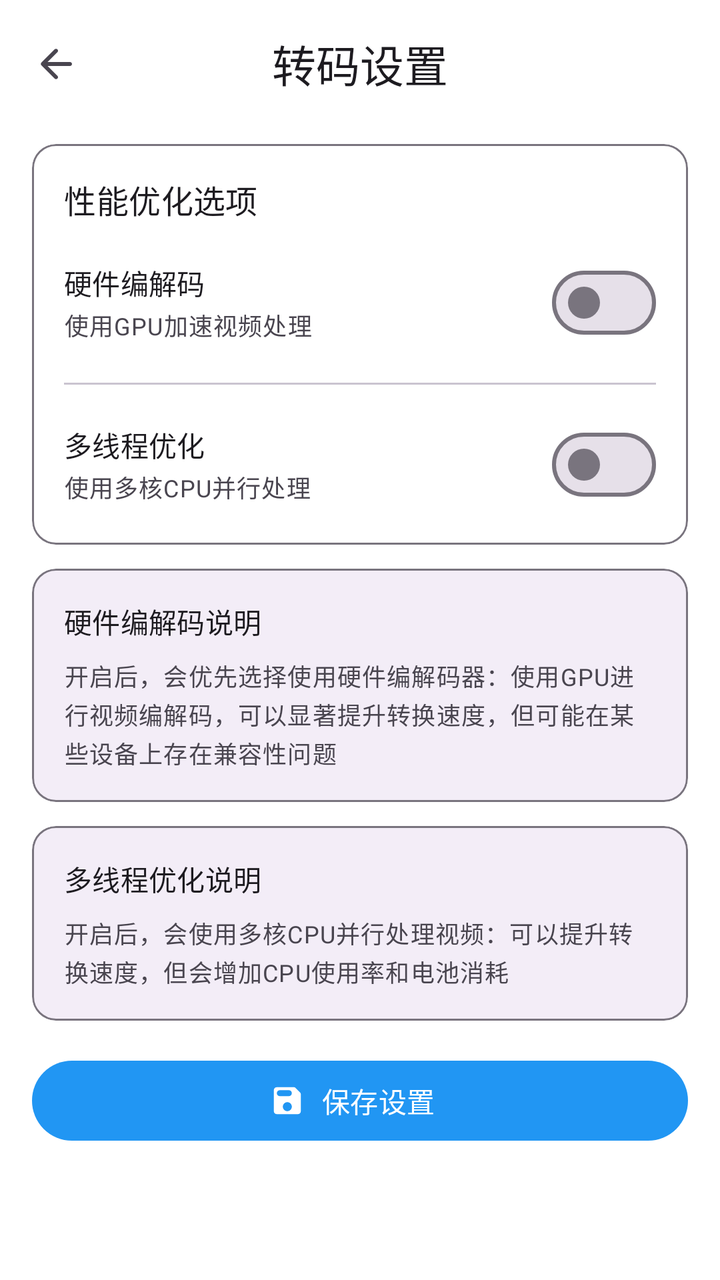
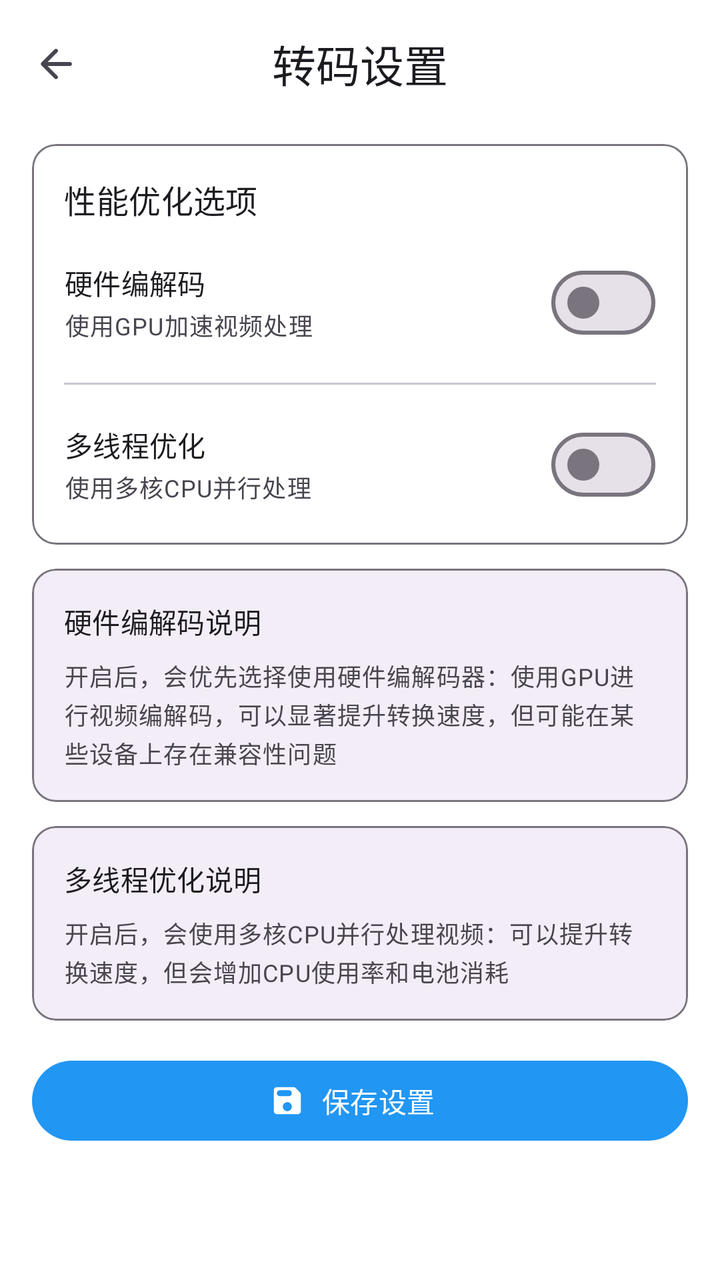

Two renders of the same Android screen: before a commit and after it. Below are the layout's source before the change and the commit's diff.
<!-- AndroidManifest.xml: application theme AppTheme -->
<!-- res/layout/activity_settings.xml -->
<?xml version="1.0" encoding="utf-8"?>
<androidx.coordinatorlayout.widget.CoordinatorLayout
    xmlns:android="http://schemas.android.com/apk/res/android"
    xmlns:app="http://schemas.android.com/apk/res-auto"
    android:layout_width="match_parent"
    android:layout_height="match_parent"
    android:background="?attr/colorSurfaceContainerLowest">

    <com.google.android.material.appbar.AppBarLayout
        android:layout_width="match_parent"
        android:layout_height="wrap_content"
        android:background="@android:color/transparent"
        android:elevation="0dp"
        app:elevation="0dp">

        <com.google.android.material.appbar.MaterialToolbar
            android:id="@+id/title_container"
            android:layout_width="match_parent"
            android:layout_height="wrap_content"
            android:background="@android:color/transparent"
            app:navigationIcon="@drawable/round_arrow_back"
            app:navigationIconTint="?attr/colorOnSurfaceVariant"
            app:navigationContentDescription="@string/tooltip_back"
            app:title="@string/transcode_settings_title"
            app:titleCentered="true"
            style="@style/Widget.Material3.Toolbar.Surface" />

    </com.google.android.material.appbar.AppBarLayout>

    <androidx.core.widget.NestedScrollView
        android:layout_width="match_parent"
        android:layout_height="match_parent"
        android:scrollbarStyle="outsideOverlay"
        android:fadeScrollbars="true"
        app:layout_behavior="@string/appbar_scrolling_view_behavior"
        android:id="@+id/activity_settings_scroll">

        <LinearLayout
            android:id="@+id/scroll_content"
            android:layout_width="match_parent"
            android:layout_height="wrap_content"
            android:paddingTop="8dp"
            android:paddingStart="16dp"
            android:paddingEnd="16dp"
            android:paddingBottom="16dp"
            android:orientation="vertical">

            <com.google.android.material.card.MaterialCardView
                android:id="@+id/performance_card"
                android:layout_width="match_parent"
                android:layout_height="wrap_content"
                android:layout_marginBottom="12dp"
                style="@style/Widget.Material3.CardView.Outlined"
                app:cardBackgroundColor="@android:color/transparent"
                app:cardCornerRadius="12dp"
                app:cardElevation="0dp"
                app:strokeColor="?attr/colorOutline"
                app:strokeWidth="1dp">

                <LinearLayout
                    android:layout_width="match_parent"
                    android:layout_height="wrap_content"
                    android:padding="16dp"
                    android:orientation="vertical">

                    <TextView
                        android:layout_width="match_parent"
                        android:layout_height="wrap_content"
                        android:layout_marginBottom="16dp"
                        android:textSize="16sp"
                        android:textAppearance="?attr/textAppearanceTitleMedium"
                        android:textColor="?attr/colorOnSurface"
                        android:text="@string/performance_options" />

                    <LinearLayout
                        android:layout_width="match_parent"
                        android:layout_height="wrap_content"
                        android:layout_marginBottom="16dp"
                        android:gravity="center_vertical"
                        android:orientation="horizontal">

                        <LinearLayout
                            android:layout_width="0dp"
                            android:layout_height="wrap_content"
                            android:orientation="vertical"
                            android:layout_weight="1">

                            <TextView
                                android:layout_width="match_parent"
                                android:layout_height="wrap_content"
                                android:textSize="14sp"
                                android:textAppearance="?attr/textAppearanceTitleSmall"
                                android:textColor="?attr/colorOnSurface"
                                android:text="@string/hardware_decode" />

                            <TextView
                                android:layout_width="match_parent"
                                android:layout_height="wrap_content"
                                android:textSize="12sp"
                                android:textAppearance="?attr/textAppearanceBodySmall"
                                android:textColor="?attr/colorOnSurfaceVariant"
                                android:layout_marginTop="2dp"
                                android:text="@string/hardware_decode_desc" />

                        </LinearLayout>

                        <com.google.android.material.materialswitch.MaterialSwitch
                            android:id="@+id/hardware_acceleration_switch"
                            android:layout_width="wrap_content"
                            android:layout_height="wrap_content" />

                    </LinearLayout>

                    <com.google.android.material.divider.MaterialDivider
                        android:layout_width="match_parent"
                        android:layout_height="wrap_content"
                        app:dividerColor="?attr/colorOutlineVariant"
                        app:dividerThickness="1dp"
                        android:layout_marginBottom="16dp" />

                    <LinearLayout
                        android:layout_width="match_parent"
                        android:layout_height="wrap_content"
                        android:gravity="center_vertical"
                        android:orientation="horizontal">

                        <LinearLayout
                            android:layout_width="0dp"
                            android:layout_height="wrap_content"
                            android:orientation="vertical"
                            android:layout_weight="1">

                            <TextView
                                android:layout_width="match_parent"
                                android:layout_height="wrap_content"
                                android:textSize="14sp"
                                android:textAppearance="?attr/textAppearanceTitleSmall"
                                android:textColor="?attr/colorOnSurface"
                                android:text="@string/multithreading_opt" />

                            <TextView
                                android:layout_width="match_parent"
                                android:layout_height="wrap_content"
                                android:textSize="12sp"
                                android:textAppearance="?attr/textAppearanceBodySmall"
                                android:textColor="?attr/colorOnSurfaceVariant"
                                android:layout_marginTop="2dp"
                                android:text="@string/multithreading_desc" />

                        </LinearLayout>

                        <com.google.android.material.materialswitch.MaterialSwitch
                            android:id="@+id/multithreading_switch"
                            android:layout_width="wrap_content"
                            android:layout_height="wrap_content" />

                    </LinearLayout>

                </LinearLayout>

            </com.google.android.material.card.MaterialCardView>

            <com.google.android.material.card.MaterialCardView
                android:id="@+id/explanation_card_1"
                android:layout_width="match_parent"
                android:layout_height="wrap_content"
                android:layout_marginBottom="12dp"
                style="@style/Widget.Material3.CardView.Outlined"
                app:cardBackgroundColor="?attr/colorSurfaceContainer"
                app:cardCornerRadius="12dp"
                app:cardElevation="0dp"
                app:strokeColor="?attr/colorOutline"
                app:strokeWidth="1dp">

                <LinearLayout
                    android:layout_width="match_parent"
                    android:layout_height="wrap_content"
                    android:padding="16dp"
                    android:orientation="vertical">

                    <TextView
                        android:layout_width="match_parent"
                        android:layout_height="wrap_content"
                        android:layout_marginBottom="8dp"
                        android:textSize="14sp"
                        android:textAppearance="?attr/textAppearanceTitleSmall"
                        android:textColor="?attr/colorOnSurface"
                        android:text="@string/hardware_decode_explain_title" />

                    <TextView
                        android:layout_width="match_parent"
                        android:layout_height="wrap_content"
                        android:textSize="12sp"
                        android:textAppearance="?attr/textAppearanceBodySmall"
                        android:textColor="?attr/colorOnSurfaceVariant"
                        android:lineSpacingExtra="2dp"
                        android:text="@string/hardware_decode_explain_content" />

                </LinearLayout>

            </com.google.android.material.card.MaterialCardView>

            <com.google.android.material.card.MaterialCardView
                android:id="@+id/explanation_card_2"
                android:layout_width="match_parent"
                android:layout_height="wrap_content"
                android:layout_marginBottom="16dp"
                style="@style/Widget.Material3.CardView.Outlined"
                app:cardBackgroundColor="?attr/colorSurfaceContainer"
                app:cardCornerRadius="12dp"
                app:cardElevation="0dp"
                app:strokeColor="?attr/colorOutline"
                app:strokeWidth="1dp">

                <LinearLayout
                    android:layout_width="match_parent"
                    android:layout_height="wrap_content"
                    android:padding="16dp"
                    android:orientation="vertical">

                    <TextView
                        android:layout_width="match_parent"
                        android:layout_height="wrap_content"
                        android:layout_marginBottom="8dp"
                        android:textSize="14sp"
                        android:textAppearance="?attr/textAppearanceTitleSmall"
                        android:textColor="?attr/colorOnSurface"
                        android:text="@string/multithreading_explain_title" />

                    <TextView
                        android:layout_width="match_parent"
                        android:layout_height="wrap_content"
                        android:textSize="12sp"
                        android:textAppearance="?attr/textAppearanceBodySmall"
                        android:textColor="?attr/colorOnSurfaceVariant"
                        android:lineSpacingExtra="2dp"
                        android:text="@string/multithreading_explain_content" />

                </LinearLayout>

            </com.google.android.material.card.MaterialCardView>

            <com.google.android.material.button.MaterialButton
                android:id="@+id/save_settings_btn"
                android:layout_width="match_parent"
                android:layout_height="48dp"
                android:text="@string/btn_save_settings"
                style="@style/Widget.Material3.Button.Icon"
                app:icon="@drawable/round_save"
                app:iconGravity="textStart" />

        </LinearLayout>

    </androidx.core.widget.NestedScrollView>

</androidx.coordinatorlayout.widget.CoordinatorLayout>
<!-- resources referenced by this layout -->
<resources>
  <!-- drawable round_arrow_back (drawable) -->
  <vector xmlns:android="http://schemas.android.com/apk/res/android"
      android:width="24dp"
      android:height="24dp"
      android:viewportWidth="24"
      android:viewportHeight="24"
      android:tint="#FF000000">
    <path
        android:fillColor="@android:color/white"
        android:pathData="M19,11H7.83l4.88,-4.88c0.39,-0.39 0.39,-1.03 0,-1.42 -0.39,-0.39 -1.02,-0.39 -1.41,0l-6.59,6.59c-0.39,0.39 -0.39,1.02 0,1.41l6.59,6.59c0.39,0.39 1.02,0.39 1.41,0 0.39,-0.39 0.39,-1.02 0,-1.41L7.83,13H19c0.55,0 1,-0.45 1,-1s-0.45,-1 -1,-1z"/>
  </vector>
  <!-- drawable round_save (drawable) -->
  <vector xmlns:android="http://schemas.android.com/apk/res/android"
      android:width="24dp"
      android:height="24dp"
      android:viewportWidth="24"
      android:viewportHeight="24"
      android:tint="#FF000000">
    <path
        android:fillColor="@android:color/white"
        android:pathData="M17.59,3.59c-0.38,-0.38 -0.89,-0.59 -1.42,-0.59L5,3c-1.11,0 -2,0.9 -2,2v14c0,1.1 0.9,2 2,2h14c1.1,0 2,-0.9 2,-2L21,7.83c0,-0.53 -0.21,-1.04 -0.59,-1.41l-2.82,-2.83zM12,19c-1.66,0 -3,-1.34 -3,-3s1.34,-3 3,-3 3,1.34 3,3 -1.34,3 -3,3zM13,9L7,9c-1.1,0 -2,-0.9 -2,-2s0.9,-2 2,-2h6c1.1,0 2,0.9 2,2s-0.9,2 -2,2z"/>
  </vector>
  <string name="btn_save_settings">保存设置</string>
  <string name="hardware_decode">硬件编解码</string>
  <string name="hardware_decode_desc">使用GPU加速视频处理</string>
  <string name="hardware_decode_explain_content">开启后，会优先选择使用硬件编解码器：使用GPU进行视频编解码，可以显著提升转换速度，但可能在某些设备上存在兼容性问题</string>
  <string name="hardware_decode_explain_title">硬件编解码说明</string>
  <string name="multithreading_desc">使用多核CPU并行处理</string>
  <string name="multithreading_explain_content">开启后，会使用多核CPU并行处理视频：可以提升转换速度，但会增加CPU使用率和电池消耗</string>
  <string name="multithreading_explain_title">多线程优化说明</string>
  <string name="multithreading_opt">多线程优化</string>
  <string name="performance_options">性能优化选项</string>
  <string name="tooltip_back">返回上一层级</string>
  <string name="transcode_settings_title">转码设置</string>
  <style name="AppTheme" parent="Base.AppTheme">
          <item name="android:windowFullscreen">false</item>
          <item name="android:statusBarColor">@android:color/transparent</item>
          <item name="android:navigationBarColor">@android:color/transparent</item>
          <item name="android:windowLayoutInDisplayCutoutMode">shortEdges</item>
      </style>
  <style name="Base.AppTheme" parent="Theme.Material3.DayNight.NoActionBar">
          <item name="colorPrimary">@color/colorPrimary</item>
          <item name="colorPrimaryContainer">@color/colorPrimaryContainer</item>
          <item name="colorOnPrimaryContainer">@color/colorOnPrimaryContainer</item>
          <item name="colorControlActivated">@color/colorPrimary</item>
          <item name="android:colorControlActivated">@color/colorPrimary</item>
          <item name="android:textColorHighlight">@color/colorPrimaryLight</item>
          <item name="materialAlertDialogTheme">@style/ThemeOverlay.App.MaterialAlertDialog</item>
          <item name="alertDialogTheme">@style/ThemeOverlay.App.MaterialAlertDialog</item>
          <item name="android:windowAnimationStyle">@style/WindowAnimationTransition</item>
          <item name="android:windowContentTransitions">true</item>
      </style>
  <color name="colorPrimary">#2196F3</color>
  <color name="colorPrimaryContainer">#90CAF9</color>
  <color name="colorOnPrimaryContainer">#2196F3</color>
  <color name="colorPrimaryLight">#64B5F6</color>
  <style name="ThemeOverlay.App.MaterialAlertDialog" parent="ThemeOverlay.Material3.MaterialAlertDialog" />
  <style name="WindowAnimationTransition">
          <item name="android:windowEnterAnimation">@anim/slide_in_right</item>
          <item name="android:windowExitAnimation">@anim/slide_out_left</item>
          <item name="android:windowAllowEnterTransitionOverlap">true</item>
          <item name="android:windowAllowReturnTransitionOverlap">true</item>
      </style>
</resources>

<!-- the commit's change to res/layout/activity_settings.xml (unified diff, before → after) -->
@@ -61,7 +61,9 @@
                     android:layout_width="match_parent"
                     android:layout_height="wrap_content"
                     android:padding="16dp"
-                    android:orientation="vertical">
+                    android:orientation="vertical"
+                    android:clipChildren="false"
+                    android:clipToPadding="false">
 
                     <TextView
                         android:layout_width="match_parent"
@@ -72,44 +74,63 @@
                         android:textColor="?attr/colorOnSurface"
                         android:text="@string/performance_options" />
 
-                    <LinearLayout
-                        android:layout_width="match_parent"
+                    <com.google.android.material.card.MaterialCardView
+                        android:id="@+id/item_hardware_acceleration"
+                        android:layout_width="match_parent"
+                        android:layout_marginStart="-4dp"
+                        android:layout_marginEnd="-4dp"
                         android:layout_height="wrap_content"
                         android:layout_marginBottom="16dp"
-                        android:gravity="center_vertical"
-                        android:orientation="horizontal">
-
+                        android:clickable="true"
+                        android:focusable="true"
+                        app:cardBackgroundColor="@android:color/transparent"
+                        app:cardCornerRadius="12dp"
+                        app:cardElevation="0dp"
+                        app:rippleColor="?attr/colorControlHighlight"
+                        app:strokeWidth="0dp">
                         <LinearLayout
-                            android:layout_width="0dp"
+                            android:layout_width="match_parent"
                             android:layout_height="wrap_content"
-                            android:orientation="vertical"
-                            android:layout_weight="1">
-
-                            <TextView
-                                android:layout_width="match_parent"
+                            android:paddingStart="4dp"
+                            android:paddingEnd="4dp"
+                            android:layout_gravity="center_vertical"
+                            android:gravity="center_vertical"
+                            android:orientation="horizontal">
+
+
+                            <LinearLayout
+                                android:layout_width="0dp"
                                 android:layout_height="wrap_content"
-                                android:textSize="14sp"
-                                android:textAppearance="?attr/textAppearanceTitleSmall"
-                                android:textColor="?attr/colorOnSurface"
-                                android:text="@string/hardware_decode" />
-
-                            <TextView
-                                android:layout_width="match_parent"
-                                android:layout_height="wrap_content"
-                                android:textSize="12sp"
-                                android:textAppearance="?attr/textAppearanceBodySmall"
-                                android:textColor="?attr/colorOnSurfaceVariant"
-                                android:layout_marginTop="2dp"
-                                android:text="@string/hardware_decode_desc" />
+                                android:orientation="vertical"
+                                android:layout_weight="1">
+
+                                <TextView
+                                    android:layout_width="match_parent"
+                                    android:layout_height="wrap_content"
+                                    android:textSize="14sp"
+                                    android:textAppearance="?attr/textAppearanceTitleSmall"
+                                    android:textColor="?attr/colorOnSurface"
+                                    android:text="@string/hardware_decode" />
+
+                                <TextView
+                                    android:layout_width="match_parent"
+                                    android:layout_height="wrap_content"
+                                    android:textSize="12sp"
+                                    android:textAppearance="?attr/textAppearanceBodySmall"
+                                    android:textColor="?attr/colorOnSurfaceVariant"
+                                    android:layout_marginTop="2dp"
+                                    android:text="@string/hardware_decode_desc" />
+
+                            </LinearLayout>
+
+                            <com.google.android.material.materialswitch.MaterialSwitch
+                                android:id="@+id/hardware_acceleration_switch"
+                                android:layout_width="wrap_content"
+                                android:layout_height="wrap_content" />
+
 
                         </LinearLayout>
-
-                        <com.google.android.material.materialswitch.MaterialSwitch
-                            android:id="@+id/hardware_acceleration_switch"
-                            android:layout_width="wrap_content"
-                            android:layout_height="wrap_content" />
-
-                    </LinearLayout>
+                    </com.google.android.material.card.MaterialCardView>
 
                     <com.google.android.material.divider.MaterialDivider
                         android:layout_width="match_parent"
@@ -118,43 +139,62 @@
                         app:dividerThickness="1dp"
                         android:layout_marginBottom="16dp" />
 
-                    <LinearLayout
-                        android:layout_width="match_parent"
-                        android:layout_height="wrap_content"
-                        android:gravity="center_vertical"
-                        android:orientation="horizontal">
-
+                    <com.google.android.material.card.MaterialCardView
+                        android:id="@+id/item_multithreading"
+                        android:layout_width="match_parent"
+                        android:layout_marginStart="-4dp"
+                        android:layout_marginEnd="-4dp"
+                        android:layout_height="wrap_content"
+                        android:clickable="true"
+                        android:focusable="true"
+                        app:cardBackgroundColor="@android:color/transparent"
+                        app:cardCornerRadius="12dp"
+                        app:cardElevation="0dp"
+                        app:rippleColor="?attr/colorControlHighlight"
+                        app:strokeWidth="0dp">
                         <LinearLayout
-                            android:layout_width="0dp"
+                            android:layout_width="match_parent"
                             android:layout_height="wrap_content"
-                            android:orientation="vertical"
-                            android:layout_weight="1">
-
-                            <TextView
-                                android:layout_width="match_parent"
+                            android:paddingStart="4dp"
+                            android:paddingEnd="4dp"
+                            android:layout_gravity="center_vertical"
+                            android:gravity="center_vertical"
+                            android:orientation="horizontal">
+
+
+                            <LinearLayout
+                                android:layout_width="0dp"
                                 android:layout_height="wrap_content"
-                                android:textSize="14sp"
-                                android:textAppearance="?attr/textAppearanceTitleSmall"
-                                android:textColor="?attr/colorOnSurface"
-                                android:text="@string/multithreading_opt" />
-
-                            <TextView
-                                android:layout_width="match_parent"
-                                android:layout_height="wrap_content"
-                                android:textSize="12sp"
-                                android:textAppearance="?attr/textAppearanceBodySmall"
-                                android:textColor="?attr/colorOnSurfaceVariant"
-                                android:layout_marginTop="2dp"
-                                android:text="@string/multithreading_desc" />
+                                android:orientation="vertical"
+                                android:layout_weight="1">
+
+                                <TextView
+                                    android:layout_width="match_parent"
+                                    android:layout_height="wrap_content"
+                                    android:textSize="14sp"
+                                    android:textAppearance="?attr/textAppearanceTitleSmall"
+                                    android:textColor="?attr/colorOnSurface"
+                                    android:text="@string/multithreading_opt" />
+
+                                <TextView
+                                    android:layout_width="match_parent"
+                                    android:layout_height="wrap_content"
+                                    android:textSize="12sp"
+                                    android:textAppearance="?attr/textAppearanceBodySmall"
+                                    android:textColor="?attr/colorOnSurfaceVariant"
+                                    android:layout_marginTop="2dp"
+                                    android:text="@string/multithreading_desc" />
+
+                            </LinearLayout>
+
+                            <com.google.android.material.materialswitch.MaterialSwitch
+                                android:id="@+id/multithreading_switch"
+                                android:layout_width="wrap_content"
+                                android:layout_height="wrap_content" />
+
 
                         </LinearLayout>
-
-                        <com.google.android.material.materialswitch.MaterialSwitch
-                            android:id="@+id/multithreading_switch"
-                            android:layout_width="wrap_content"
-                            android:layout_height="wrap_content" />
-
-                    </LinearLayout>
+                    </com.google.android.material.card.MaterialCardView>
 
                 </LinearLayout>
 
